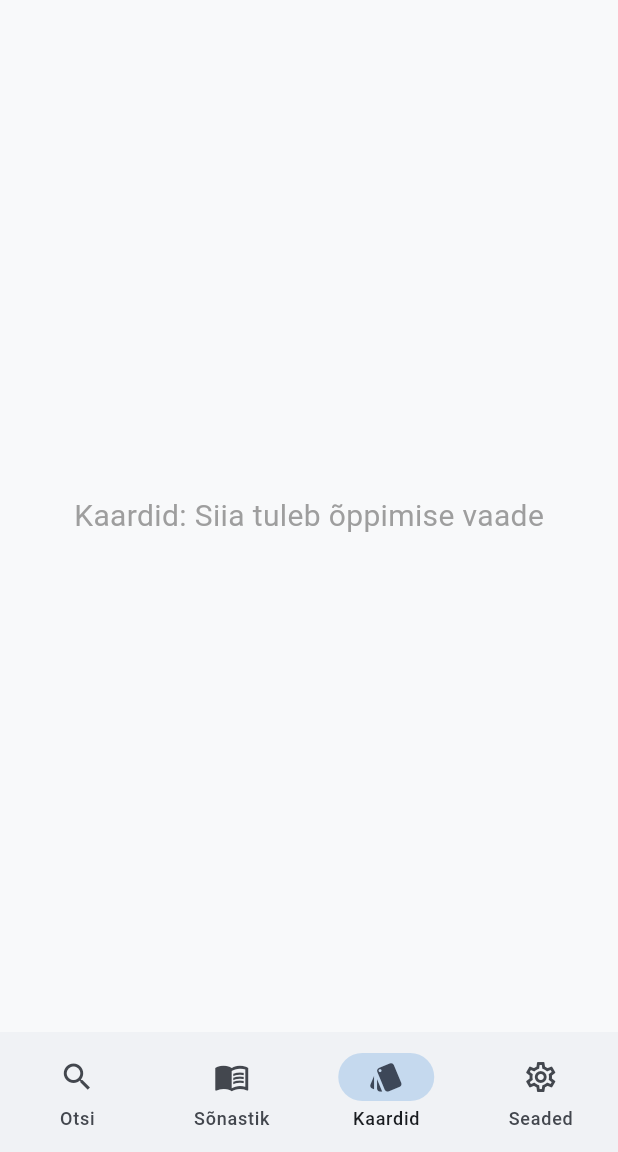
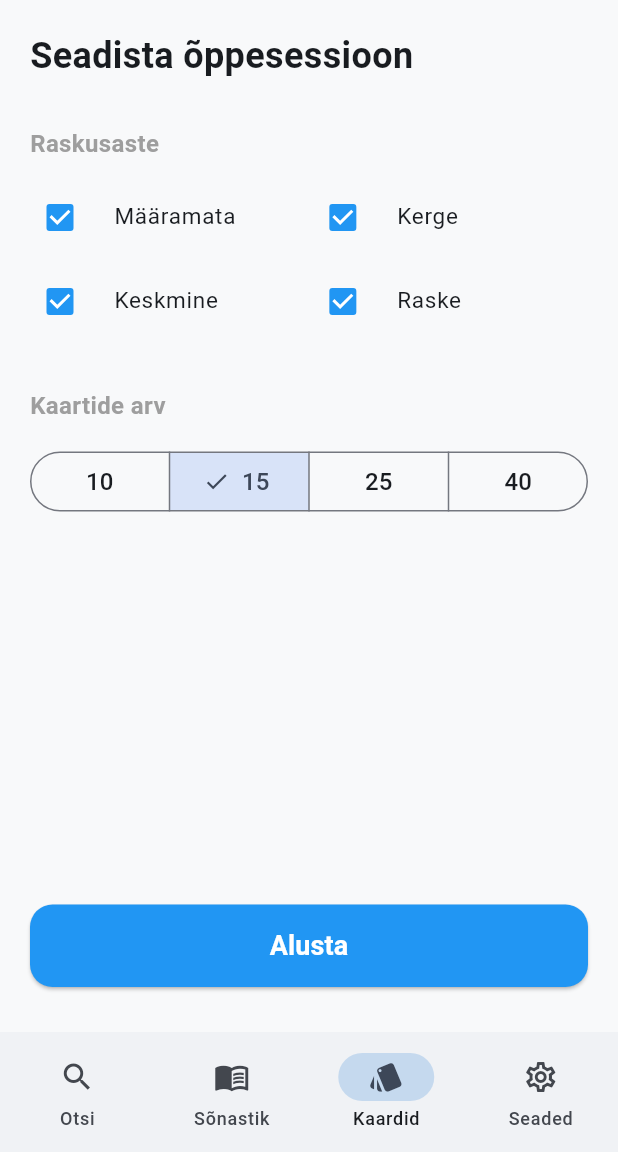
Before and after one commit to magnusarge/estinol, a Flutter app: the screen it shows after launch, item 3 of the bottom bar chosen, on a phone screen of 412 x 824 dp, the part 84-1236 px from its top. Run offline on Flutter 3.47's test engine with Material 3 defaults, Android fonts, the phone set to English and light mode, and no system bars; our stand-ins replace cloud_firestore, firebase_core, flutter_markdown_plus, scrollable_positioned_list, shared_preferences; accounts and stored records are empty; generated files the repository leaves out were written again.

Commit message:
Sõnakaartide lehe komponendid

```diff
--- a/lib/screens/flashcards_screen.dart
+++ b/lib/screens/flashcards_screen.dart
@@ -1,14 +1,146 @@
 import 'package:flutter/material.dart';
+import '../services/database_service.dart';
+import '../models/word.dart';
 
-class FlashcardsScreen extends StatelessWidget {
+class FlashcardsScreen extends StatefulWidget {
   const FlashcardsScreen({super.key});
 
   @override
+  State<FlashcardsScreen> createState() => _FlashcardsScreenState();
+}
+
+class _FlashcardsScreenState extends State<FlashcardsScreen> {
+  // Vaikimisi valikud
+  Set<int> _selectedDifficulties = {0, 1, 2, 3}; // Kõik on alguses valitud
+  int _selectedCount = 15;
+
+  final List<int> _countOptions = [10, 15, 25, 40];
+
+  // Abistav sõnastik raskusastmete nimede kuvamiseks
+  final Map<int, String> _difficultyNames = {
+    0: 'Määramata',
+    1: 'Kerge',
+    2: 'Keskmine',
+    3: 'Raske',
+  };
+
+  void _startLearning() async {
+    // Kaitseme kasutajat selle eest, et ta ei vajutaks starti ilma ühtegi raskusastet valimata
+    if (_selectedDifficulties.isEmpty) {
+      ScaffoldMessenger.of(context).showSnackBar(
+        const SnackBar(content: Text('Vali vähemalt üks raskusaste!')),
+      );
+      return;
+    }
+
+    print('Valitud kaarte: $_selectedCount, Raskusastmed: $_selectedDifficulties');
+
+    // Siia lisame hiljem päringu ja ekraanivahetuse:
+    // List<Word> words = await DatabaseService().getFlashcardsBatch('es', _selectedDifficulties, _selectedCount);
+    // Navigator.push(...)
+  }
+
+  @override
   Widget build(BuildContext context) {
-    return const Center(
-      child: Text(
-        'Kaardid: Siia tuleb õppimise vaade',
-        style: TextStyle(fontSize: 20, color: Colors.grey),
+    return Scaffold(
+      body: SafeArea(
+        child: Padding(
+          padding: const EdgeInsets.all(20.0),
+          child: Column(
+            crossAxisAlignment: CrossAxisAlignment.start,
+            children: [
+              const Text(
+                'Seadista õppesessioon',
+                style: TextStyle(fontSize: 24, fontWeight: FontWeight.bold),
+              ),
+              const SizedBox(height: 30),
+
+              // 1. RASKUSASTE (2 TULPA)
+              const Text(
+                'Raskusaste',
+                style: TextStyle(fontSize: 16, fontWeight: FontWeight.w600, color: Colors.grey),
+              ),
+              const SizedBox(height: 10),
+              // Wrap paigutab elemendid ritta ja murrab need uuele reale, kui ruum otsa saab
+              Wrap(
+                spacing: 10,
+                runSpacing: 0,
+                children: _difficultyNames.entries.map((entry) {
+                  int diffValue = entry.key;
+                  String diffName = entry.value;
+
+                  // FractionallySizedBox tagab, et iga valik võtab ~poole ekraani laiusest
+                  return FractionallySizedBox(
+                    widthFactor: 0.48,
+                    child: CheckboxListTile(
+                      contentPadding: EdgeInsets.zero,
+                      title: Text(diffName, style: const TextStyle(fontSize: 15)),
+                      value: _selectedDifficulties.contains(diffValue),
+                      controlAffinity: ListTileControlAffinity.leading,
+                      activeColor: Colors.blue,
+                      onChanged: (bool? checked) {
+                        setState(() {
+                          if (checked == true) {
+                            _selectedDifficulties.add(diffValue);
+                          } else {
+                            _selectedDifficulties.remove(diffValue);
+                          }
+                        });
+                      },
+                    ),
+                  );
+                }).toList(),
+              ),
+
+              const SizedBox(height: 30),
+
+              // 2. KAARTIDE ARV (SegmentedButton)
+              const Text(
+                'Kaartide arv',
+                style: TextStyle(fontSize: 16, fontWeight: FontWeight.w600, color: Colors.grey),
+              ),
+              const SizedBox(height: 15),
+              SizedBox(
+                width: double.infinity,
+                child: SegmentedButton<int>(
+                  segments: _countOptions.map((count) {
+                    return ButtonSegment<int>(
+                      value: count,
+                      label: Text('$count', style: const TextStyle(fontSize: 16)),
+                    );
+                  }).toList(),
+                  selected: {_selectedCount},
+                  onSelectionChanged: (Set<int> newSelection) {
+                    setState(() {
+                      _selectedCount = newSelection.first;
+                    });
+                  },
+                ),
+              ),
+
+              const Spacer(), // Lükkab nupu ekraani allaäärde
+
+              // 3. ALUSTA NUPP
+              SizedBox(
+                width: double.infinity,
+                height: 55,
+                child: ElevatedButton(
+                  style: ElevatedButton.styleFrom(
+                    backgroundColor: Colors.blue,
+                    foregroundColor: Colors.white,
+                    shape: RoundedRectangleBorder(borderRadius: BorderRadius.circular(15)),
+                  ),
+                  onPressed: _startLearning,
+                  child: const Text(
+                    'Alusta',
+                    style: TextStyle(fontSize: 18, fontWeight: FontWeight.bold),
+                  ),
+                ),
+              ),
+              const SizedBox(height: 10),
+            ],
+          ),
+        ),
       ),
     );
   }
```
